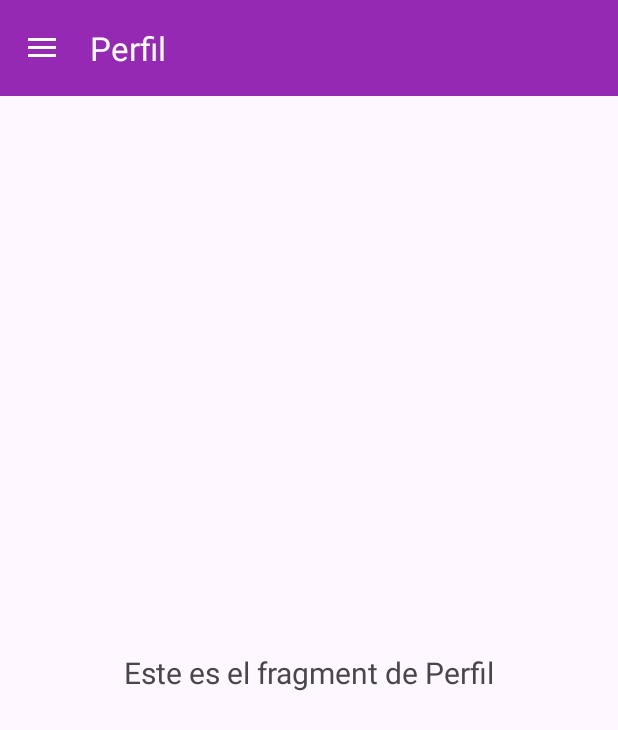
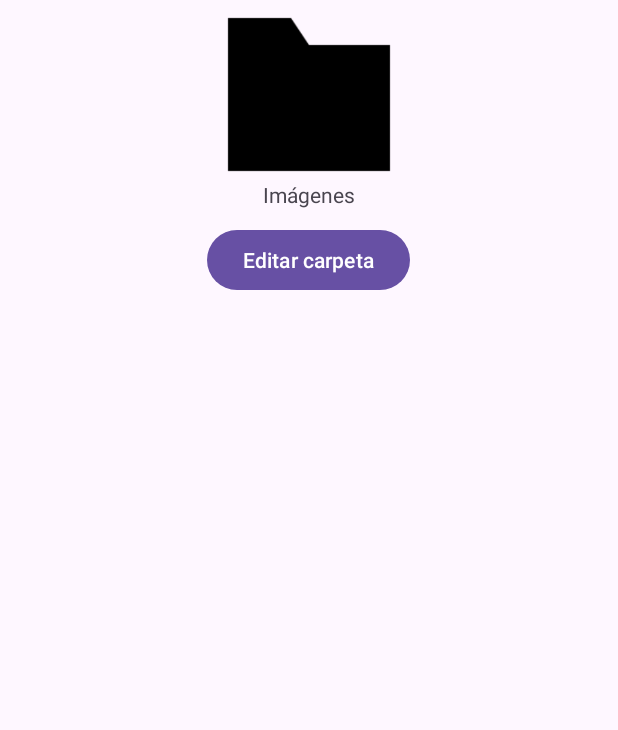
Before and after one commit to adridsz/Frontend_Sky, an Android app: the screen it shows after launch (Drawer before the commit, MainActivity after it), on a phone screen of 412 x 824 dp. Shown: the top 730 px of the screen. Run offline under Robolectric (Android 15) with nearby library versions, the phone set to English and light mode, and no system bars.

Commit message:
Editar carpeta empezado

```diff
--- a/app/src/main/java/com/example/sky/EditarCarpetaFragment.java
+++ b/app/src/main/java/com/example/sky/EditarCarpetaFragment.java
@@ -1,5 +1,7 @@
 package com.example.sky;
 
+import android.app.AlertDialog;
+import android.content.DialogInterface;
 import android.os.Bundle;
 
 import androidx.fragment.app.Fragment;
@@ -7,11 +9,47 @@ import androidx.fragment.app.Fragment;
 import android.view.LayoutInflater;
 import android.view.View;
 import android.view.ViewGroup;
+import android.widget.Button;
 
 public class EditarCarpetaFragment extends Fragment {
+    private Button btnEditarCarpeta;
     @Override
     public View onCreateView(LayoutInflater inflater, ViewGroup container,
                              Bundle savedInstanceState) {
         return inflater.inflate(R.layout.fragment_editar_carpeta, container, false);
     }
+
+    @Override
+    public void onViewCreated(View view, Bundle savedInstanceState) {
+        super.onViewCreated(view, savedInstanceState);
+        btnEditarCarpeta = view.findViewById(R.id.btnEditarCarpeta);
+        btnEditarCarpeta.setOnClickListener(new View.OnClickListener() {
+            @Override
+            public void onClick(View v) {
+                mostrarPopUp();
+            }
+        });
+    }
+
+    private void mostrarPopUp() {
+        AlertDialog.Builder builder = new AlertDialog.Builder(getContext());
+
+        builder.setMessage("Editar carpeta");
+
+        builder.setPositiveButton("Eliminar imagenes", new DialogInterface.OnClickListener() {
+            @Override
+            public void onClick(DialogInterface dialogInterface, int i) {
+                dialogInterface.dismiss();
+                //Aqui agregar menu de eliminar imagenes
+            }
+        });
+
+        builder.setNegativeButton("Eliminar carpeta", new DialogInterface.OnClickListener() {
+            @Override
+            public void onClick(DialogInterface dialogInterface, int i) {
+                dialogInterface.dismiss();
+            }
+        });
+        builder.show();
+    }
 }
--- a/app/src/main/java/com/example/sky/MainActivity.java
+++ b/app/src/main/java/com/example/sky/MainActivity.java
@@ -1,22 +1,27 @@
 package com.example.sky;
 
 import androidx.appcompat.app.AppCompatActivity;
+import androidx.fragment.app.FragmentTransaction;
 
-import android.content.Context;
-import android.content.Intent;
 import android.os.Bundle;
 
 public class MainActivity extends AppCompatActivity {
-    private Context context = this;
 
     @Override
     protected void onCreate(Bundle savedInstanceState) {
         super.onCreate(savedInstanceState);
         setContentView(R.layout.activity_main);
 
-        //Provisional
-        Intent myIntent = new Intent(context, Drawer.class);
-        context.startActivity(myIntent);
+        // Create new fragment and transaction
+        EditarCarpetaFragment newFragment = new EditarCarpetaFragment();
+        FragmentTransaction transaction = getSupportFragmentManager().beginTransaction();
 
+        // Replace whatever is in the fragment_container view with this fragment,
+        // and add the transaction to the back stack
+        transaction.replace(R.id.fragment_container, newFragment);
+        transaction.addToBackStack(null);
+
+        // Commit the transaction
+        transaction.commit();
     }
 }
--- a/app/src/main/res/layout/activity_main.xml
+++ b/app/src/main/res/layout/activity_main.xml
@@ -6,10 +6,10 @@
     android:layout_height="match_parent"
     tools:context=".MainActivity">
 
-    <TextView
-        android:layout_width="wrap_content"
-        android:layout_height="wrap_content"
-        android:text="Hello World!"
+    <FrameLayout
+        android:id="@+id/fragment_container"
+        android:layout_width="match_parent"
+        android:layout_height="match_parent"
         app:layout_constraintBottom_toBottomOf="parent"
         app:layout_constraintEnd_toEndOf="parent"
         app:layout_constraintStart_toStartOf="parent"
--- a/app/src/main/res/layout/fragment_editar_carpeta.xml
+++ b/app/src/main/res/layout/fragment_editar_carpeta.xml
@@ -1,15 +1,16 @@
 <?xml version="1.0" encoding="utf-8"?>
-<FrameLayout xmlns:android="http://schemas.android.com/apk/res/android"
+<RelativeLayout xmlns:android="http://schemas.android.com/apk/res/android"
     xmlns:tools="http://schemas.android.com/tools"
     android:layout_width="match_parent"
     android:layout_height="match_parent"
-    xmlns:app="http://schemas.android.com/apk/res-auto"
     tools:context=".EditarCarpetaFragment">
 
     <ImageView
         android:id="@+id/my_imageview"
-        android:layout_width="wrap_content"
-        android:layout_height="wrap_content"
+        android:layout_width="120dp"
+        android:layout_height="120dp"
+        android:layout_centerHorizontal="true"
+        android:layout_alignParentTop="true"
         android:background="@android:color/transparent"
         android:src="@drawable/blackimg"/>
 
@@ -18,10 +19,18 @@
         android:layout_width="wrap_content"
         android:layout_height="wrap_content"
         android:text="Imágenes"
-        app:layout_constraintTop_toBottomOf="@+id/my_imageview"
-        app:layout_constraintStart_toStartOf="parent"
-        app:layout_constraintEnd_toEndOf="parent"
+        android:layout_below="@id/my_imageview"
+        android:layout_centerHorizontal="true"
         />
 
+    <Button
+        android:id="@+id/btnEditarCarpeta"
+        android:layout_width="wrap_content"
+        android:layout_height="wrap_content"
+        android:text="Editar carpeta"
+        android:layout_below="@id/textView"
+        android:layout_centerHorizontal="true"
+        android:layout_marginTop="10dp"
+        />
 
-</FrameLayout>
+</RelativeLayout>
```
